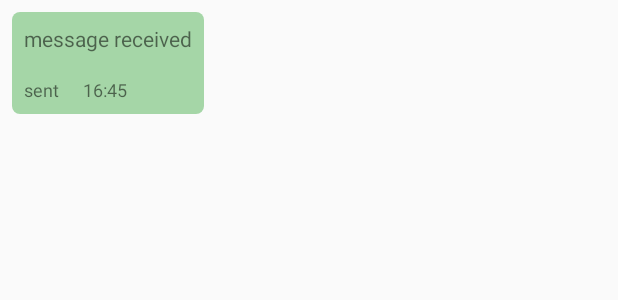
After one commit to kalmanbencze/Pigeon-android, an Android app: the layout item_message_received.xml on its own in the app's theme, with its tools: preview values and no code run, on a phone screen of 412 x 824 dp. The commit adds this screen. Shown: the top 300 px of the screen. Run offline under Robolectric (Android 15) with nearby library versions, the phone set to English and light mode, and no system bars.

Commit message:
message layout and conversation layout

```diff
--- /dev/null
+++ b/app/src/main/res/drawable/message_background_received.xml
@@ -0,0 +1,9 @@
+<?xml version="1.0" encoding="utf-8"?>
+<selector xmlns:android="http://schemas.android.com/apk/res/android">
+    <item>
+        <shape android:shape="rectangle">
+            <corners android:radius="5dp"/>
+            <solid android:color="@color/md_green_200"/>
+        </shape>
+    </item>
+</selector>
--- /dev/null
+++ b/app/src/main/res/layout/item_message_received.xml
@@ -0,0 +1,41 @@
+<?xml version="1.0" encoding="utf-8"?>
+<android.support.constraint.ConstraintLayout xmlns:android="http://schemas.android.com/apk/res/android"
+    xmlns:app="http://schemas.android.com/apk/res-auto"
+    xmlns:tools="http://schemas.android.com/tools"
+    android:layout_width="wrap_content"
+    android:layout_height="wrap_content"
+    android:layout_margin="8dp"
+    android:background="@drawable/message_background_received"
+    >
+
+    <TextView
+        tools:text="message received"
+        android:layout_width="wrap_content"
+        android:layout_height="wrap_content"
+        android:id="@+id/message_content"
+        android:padding="8dp"
+        android:maxWidth="250dp"
+        app:layout_constraintTop_toTopOf="parent"
+        app:layout_constraintStart_toStartOf="parent"
+        />
+    <TextView
+        tools:text="16:45"
+        android:layout_width="wrap_content"
+        android:layout_height="wrap_content"
+        android:id="@+id/message_time_label"
+        android:textSize="12sp"
+        app:layout_constraintStart_toEndOf="@+id/message_status"
+        app:layout_constraintTop_toBottomOf="@+id/message_content"
+        android:padding="8dp"
+        />
+    <TextView
+        tools:text="sent"
+        android:layout_width="wrap_content"
+        android:layout_height="wrap_content"
+        android:id="@+id/message_status"
+        android:textSize="12sp"
+        app:layout_constraintTop_toBottomOf="@+id/message_content"
+        app:layout_constraintStart_toStartOf="parent"
+        android:padding="8dp"
+        />
+</android.support.constraint.ConstraintLayout>
```
Also changed, not shown: app/build.gradle (+19 -7 lines), app/src/main/res/layout/fragment_conversation.xml (+18 -1 lines), app/src/main/res/layout/item_contact.xml (+42 -15 lines), app/src/main/res/layout/item_message_sent.xml (added, +42 -0 lines), build.gradle (+9 -9 lines).
